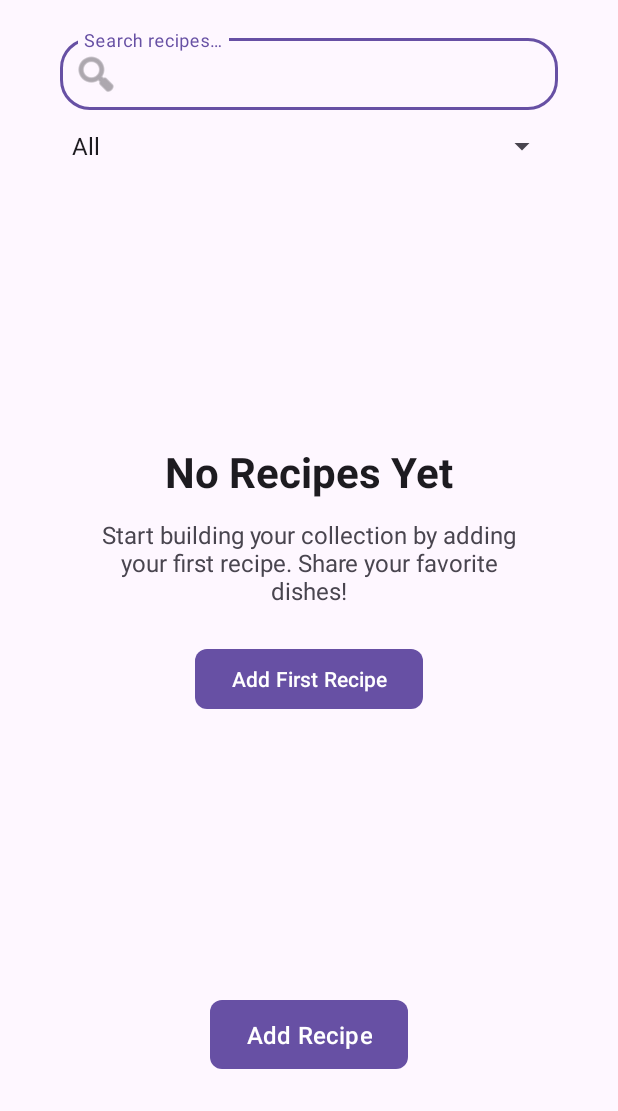
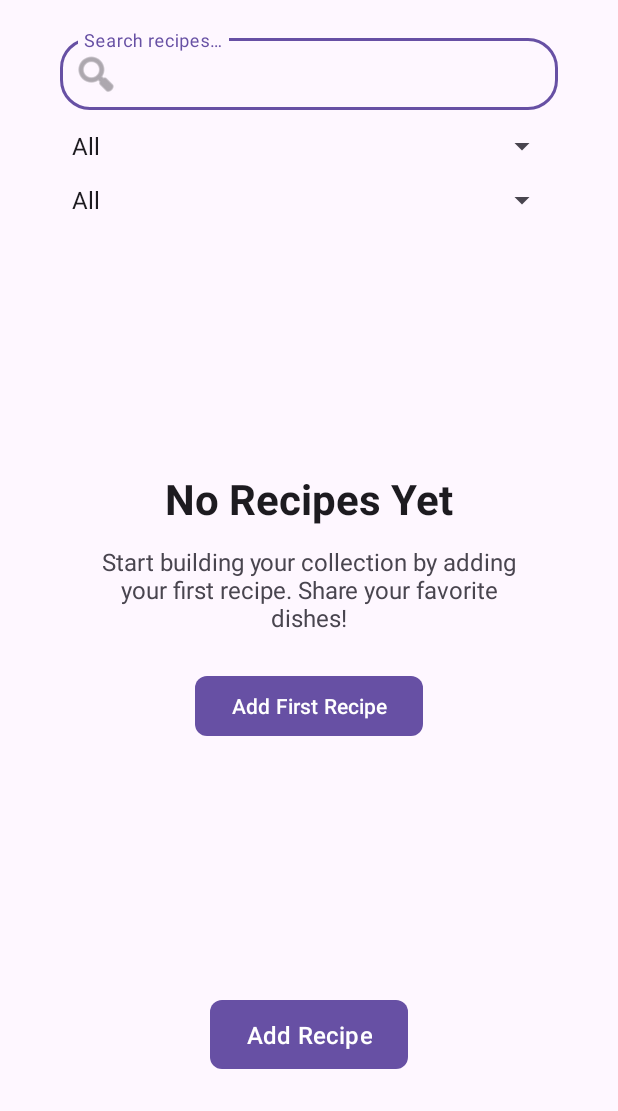
Before and after one commit to Pashinsky38/Cooking-Book, an Android app: the screen it shows after launch (MainActivity), on a phone screen of 412 x 824 dp, the part 125-1236 px from its top. Run offline under Robolectric (Android 15) with nearby library versions, the phone set to English and light mode, and no system bars.

Commit message:
Add dietary filter and meat option to recipe management

```diff
--- a/app/src/main/java/com/example/cookingbook/MainActivity.java
+++ b/app/src/main/java/com/example/cookingbook/MainActivity.java
@@ -35,6 +35,7 @@ public class MainActivity extends AppCompatActivity {
         setupAddButton();
         setupFocusAndCursorManagement();
         setupCategoryFilter();
+        setupDietaryFilter();
         updateEmptyState();
     }
 
@@ -88,6 +89,26 @@ public class MainActivity extends AppCompatActivity {
         });
     }
 
+    private void setupDietaryFilter() {
+        String[] dietaryOptions = {"All", "🌱 Vegetarian", "🌿 Vegan", "🌾 Gluten-Free", "🥩 Meat"};
+        ArrayAdapter<String> dietaryAdapter = new ArrayAdapter<>(this, android.R.layout.simple_spinner_item, dietaryOptions);
+        dietaryAdapter.setDropDownViewResource(android.R.layout.simple_spinner_dropdown_item);
+        binding.dietarySpinner.setAdapter(dietaryAdapter);
+
+        binding.dietarySpinner.setOnItemSelectedListener(new AdapterView.OnItemSelectedListener() {
+            @Override
+            public void onItemSelected(AdapterView<?> parent, View view, int position, long id) {
+                String selectedDietary = dietaryOptions[position];
+                adapter.filterByDietary(selectedDietary);
+                updateEmptyState();
+            }
+
+            @Override
+            public void onNothingSelected(AdapterView<?> parent) {
+            }
+        });
+    }
+
     private void setupFocusAndCursorManagement() {
         binding.searchInput.setCursorVisible(false);
 
@@ -129,6 +150,7 @@ public class MainActivity extends AppCompatActivity {
             binding.searchInput.clearFocus();
             binding.searchInput.setCursorVisible(false);
             binding.categorySpinner.setSelection(0);
+            binding.dietarySpinner.setSelection(0);
         }
         updateEmptyState();
     }
--- a/app/src/main/res/layout/activity_main.xml
+++ b/app/src/main/res/layout/activity_main.xml
@@ -61,6 +61,17 @@
         app:layout_constraintStart_toStartOf="parent"
         app:layout_constraintEnd_toEndOf="parent" />
 
+    <Spinner
+        android:id="@+id/dietarySpinner"
+        android:layout_width="0dp"
+        android:layout_height="wrap_content"
+        android:layout_marginTop="12dp"
+        android:layout_marginStart="16dp"
+        android:layout_marginEnd="16dp"
+        app:layout_constraintTop_toBottomOf="@+id/categorySpinner"
+        app:layout_constraintStart_toStartOf="parent"
+        app:layout_constraintEnd_toEndOf="parent" />
+
     <androidx.recyclerview.widget.RecyclerView
         android:id="@+id/recipeList"
         android:layout_width="0dp"
@@ -71,7 +82,7 @@
         android:layout_marginEnd="8dp"
         android:clipToPadding="false"
         android:paddingBottom="8dp"
-        app:layout_constraintTop_toBottomOf="@+id/categorySpinner"
+        app:layout_constraintTop_toBottomOf="@+id/dietarySpinner"
         app:layout_constraintBottom_toTopOf="@+id/addBtn"
         app:layout_constraintStart_toStartOf="parent"
         app:layout_constraintEnd_toEndOf="parent" />
@@ -83,7 +94,7 @@
         android:orientation="vertical"
         android:gravity="center"
         android:visibility="gone"
-        app:layout_constraintTop_toBottomOf="@+id/categorySpinner"
+        app:layout_constraintTop_toBottomOf="@+id/dietarySpinner"
         app:layout_constraintBottom_toTopOf="@+id/addBtn"
         app:layout_constraintStart_toStartOf="parent"
         app:layout_constraintEnd_toEndOf="parent">
--- a/app/src/main/res/values/strings.xml
+++ b/app/src/main/res/values/strings.xml
@@ -29,6 +29,7 @@
     <string name="vegetarian">🌱 Vegetarian</string>
     <string name="vegan">🌿 Vegan</string>
     <string name="gluten_free">🌾 Gluten-Free</string>
+    <string name="meat">🥩 Meat</string>
 
     <!-- Recipe Item -->
     <string name="edit">Edit</string>
```
Also changed, not shown: app/src/main/java/com/example/cookingbook/Recipe.java (+7 -1 lines), app/src/main/java/com/example/cookingbook/RecipeAdapter.java (+23 -1 lines), app/src/main/java/com/example/cookingbook/RecipeFormActivity.java (+5 -2 lines), app/src/main/res/layout/activity_recipe_form.xml (+8 -0 lines).
